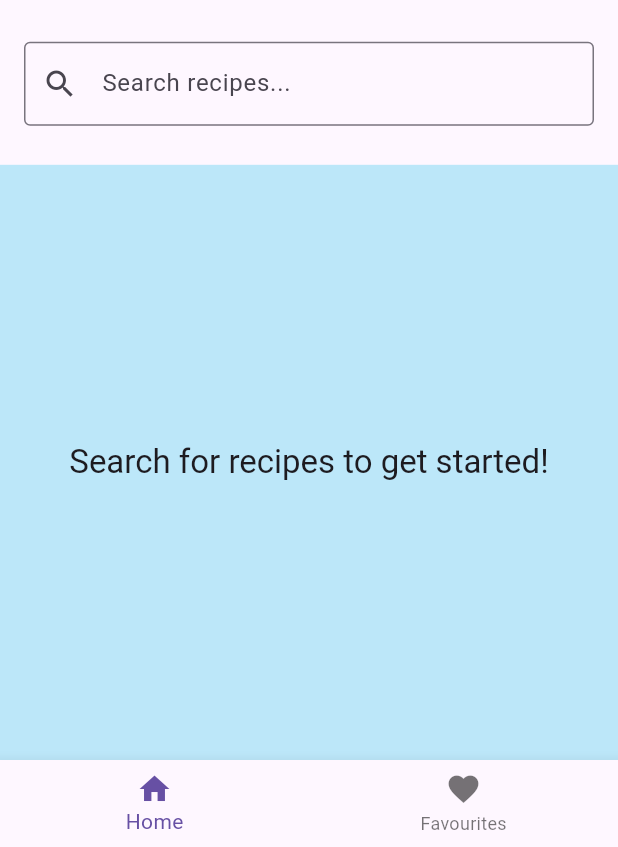
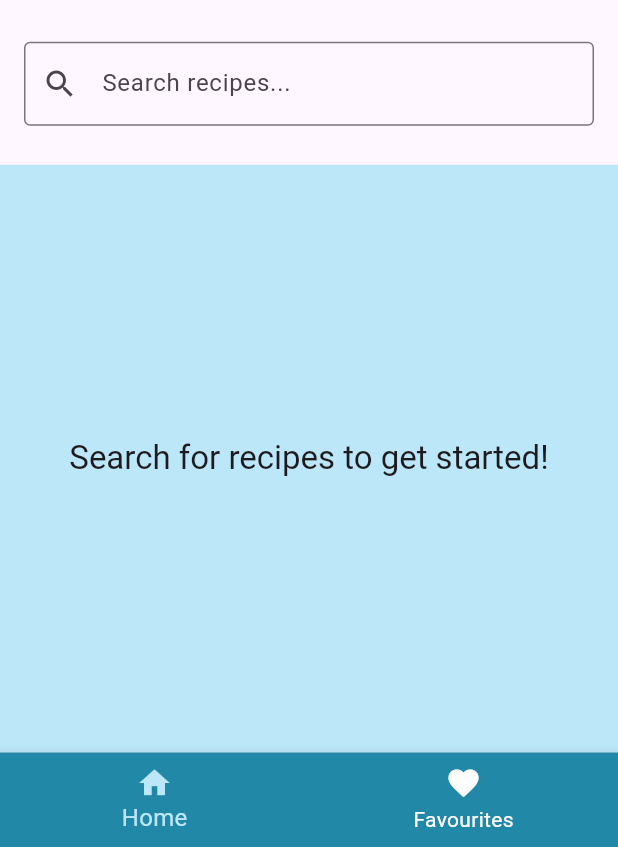
Before and after one commit to tarynJade/mobile-flutter-project, a Flutter app: the screen it shows after launch, on a phone screen of 412 x 824 dp, the part 389-1236 px from its top. Run offline on Flutter 3.47's test engine with Material 3 defaults, Android fonts, the phone set to English and light mode, and no system bars; our stand-ins replace shared_preferences.

Commit message:
feat: Update BottomNavigationBar styles and LogoBanner width for improved layout

```diff
--- a/lib/widgets/bottom_nav.dart
+++ b/lib/widgets/bottom_nav.dart
@@ -15,6 +15,11 @@ class AppBottomNavBar extends StatelessWidget {
     final safeIndex = currentIndex < 0 || currentIndex > 1 ? 0 : currentIndex;
 
     return BottomNavigationBar(
+      backgroundColor: const Color.fromARGB(255, 33, 136, 167),
+      selectedItemColor:const Color.fromARGB(255, 188, 231, 249),
+      unselectedItemColor: Colors.white,
+      selectedFontSize: 16,
+      unselectedFontSize: 14,
       currentIndex: safeIndex,
       onTap: (index) => onTabTapped(index),
       items: const [
--- a/lib/widgets/logo_banner.dart
+++ b/lib/widgets/logo_banner.dart
@@ -8,7 +8,7 @@ class LogoBanner extends StatelessWidget {
     return Padding(
       padding: const EdgeInsets.symmetric(horizontal: 16.0, vertical: 12.0),
       child: SizedBox(
-        width: double.infinity,
+        width: MediaQuery.of(context).size.width,
         height: MediaQuery.of(context).size.height * 0.30,
         child: Image.asset(
           'assets/whats_cooking_logo.png',
```
